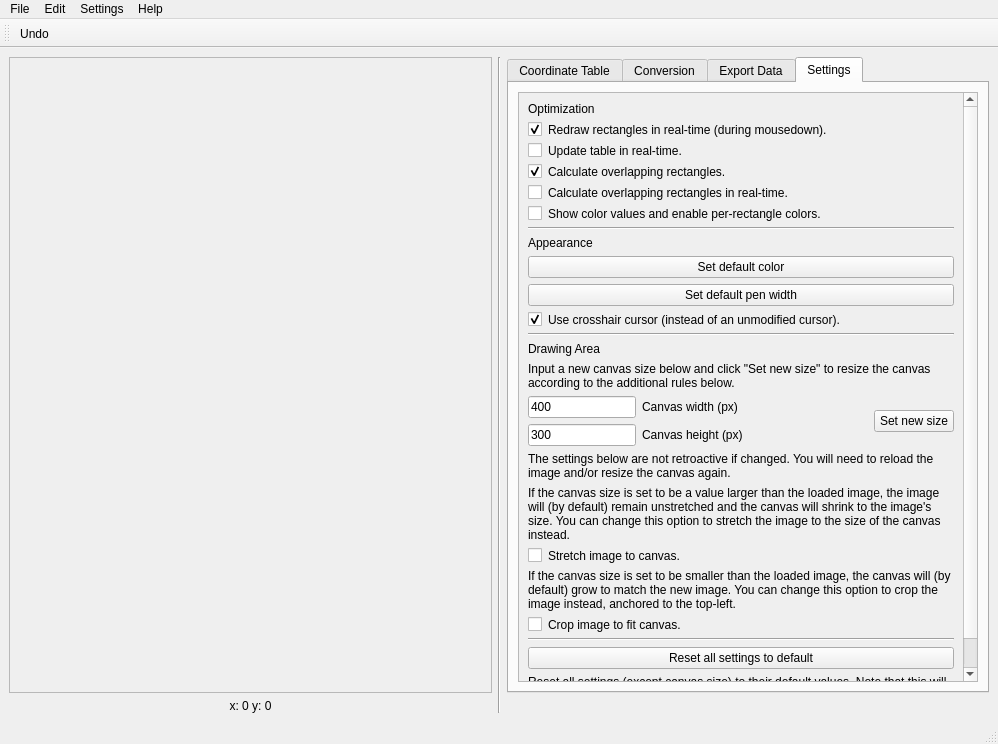
The window that src/main/resources/base/rectmap.ui (lgactna/RectangleMappingTool) describes before a commit, drawn with Qt 5.
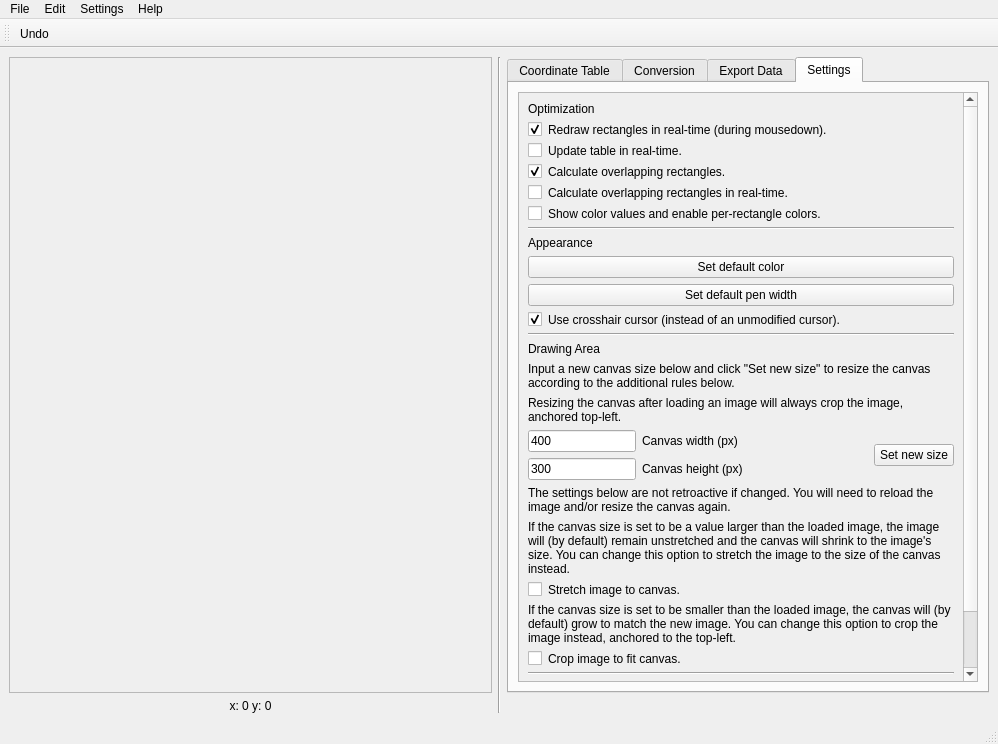
The same window after the commit.

Commit message: working image+canvas size recalcs

```diff
--- a/src/main/resources/base/rectmap.ui
+++ b/src/main/resources/base/rectmap.ui
@@ -509,9 +509,9 @@
            <property name="geometry">
             <rect>
              <x>0</x>
-             <y>-139</y>
+             <y>-66</y>
              <width>428</width>
-             <height>708</height>
+             <height>747</height>
             </rect>
            </property>
            <layout class="QFormLayout" name="formLayout_2">
@@ -676,7 +676,7 @@
               </property>
              </widget>
             </item>
-            <item row="14" column="0" colspan="2">
+            <item row="15" column="0" colspan="2">
              <layout class="QHBoxLayout" name="horizontalLayout_4">
               <item>
                <layout class="QFormLayout" name="formLayout_3">
@@ -719,7 +719,7 @@
               </item>
              </layout>
             </item>
-            <item row="15" column="0" colspan="2">
+            <item row="16" column="0" colspan="2">
              <widget class="QLabel" name="label_24">
               <property name="text">
                <string>The settings below are not retroactive if changed. You will need to reload the image and/or resize the canvas again.</string>
@@ -729,7 +729,7 @@
               </property>
              </widget>
             </item>
-            <item row="16" column="0" colspan="2">
+            <item row="17" column="0" colspan="2">
              <widget class="QLabel" name="label_14">
               <property name="text">
                <string>If the canvas size is set to be a value larger than the loaded image, the image will (by default) remain unstretched and the canvas will shrink to the image's size. You can change this option to stretch the image to the size of the canvas instead.</string>
@@ -739,21 +739,21 @@
               </property>
              </widget>
             </item>
-            <item row="17" column="0">
+            <item row="18" column="0">
              <widget class="QCheckBox" name="stretch_image_checkbox">
               <property name="text">
                <string/>
               </property>
              </widget>
             </item>
-            <item row="17" column="1">
+            <item row="18" column="1">
              <widget class="QLabel" name="label_17">
               <property name="text">
                <string>Stretch image to canvas.</string>
               </property>
              </widget>
             </item>
-            <item row="18" column="0" colspan="2">
+            <item row="19" column="0" colspan="2">
              <widget class="QLabel" name="label_18">
               <property name="text">
                <string>If the canvas size is set to be smaller than the loaded image, the canvas will (by default) grow to match the new image. You can change this option to crop the image instead, anchored to the top-left.</string>
@@ -763,35 +763,35 @@
               </property>
              </widget>
             </item>
-            <item row="19" column="0">
+            <item row="20" column="0">
              <widget class="QCheckBox" name="crop_image_checkbox">
               <property name="text">
                <string/>
               </property>
              </widget>
             </item>
-            <item row="19" column="1">
+            <item row="20" column="1">
              <widget class="QLabel" name="label_20">
               <property name="text">
                <string>Crop image to fit canvas.</string>
               </property>
              </widget>
             </item>
-            <item row="20" column="0" colspan="2">
-             <widget class="Line" name="line_6">
-              <property name="orientation">
-               <enum>Qt::Horizontal</enum>
-              </property>
-             </widget>
-            </item>
             <item row="21" column="0" colspan="2">
+             <widget class="Line" name="line_6">
+              <property name="orientation">
+               <enum>Qt::Horizontal</enum>
+              </property>
+             </widget>
+            </item>
+            <item row="22" column="0" colspan="2">
              <widget class="QPushButton" name="reset_settings_button">
               <property name="text">
                <string>Reset all settings to default</string>
               </property>
              </widget>
             </item>
-            <item row="22" column="0" colspan="2">
+            <item row="23" column="0" colspan="2">
              <widget class="QLabel" name="label_25">
               <property name="text">
                <string>Reset all settings (except canvas size) to their default values. Note that this will affect any already-drawn rectangles.</string>
@@ -801,6 +801,16 @@
               </property>
              </widget>
             </item>
+            <item row="14" column="0" colspan="2">
+             <widget class="QLabel" name="label_23">
+              <property name="text">
+               <string>Resizing the canvas after loading an image will always crop the image, anchored top-left.</string>
+              </property>
+              <property name="wordWrap">
+               <bool>true</bool>
+              </property>
+             </widget>
+            </item>
            </layout>
           </widget>
          </widget>
```
The commit also changes 2 other files.
